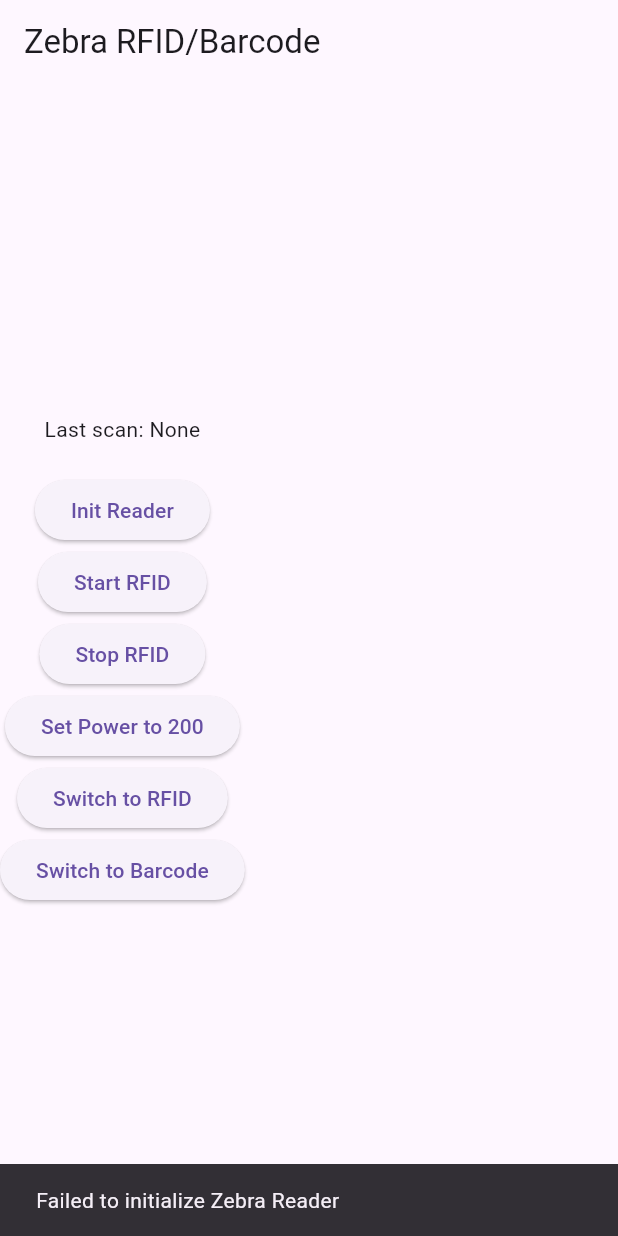
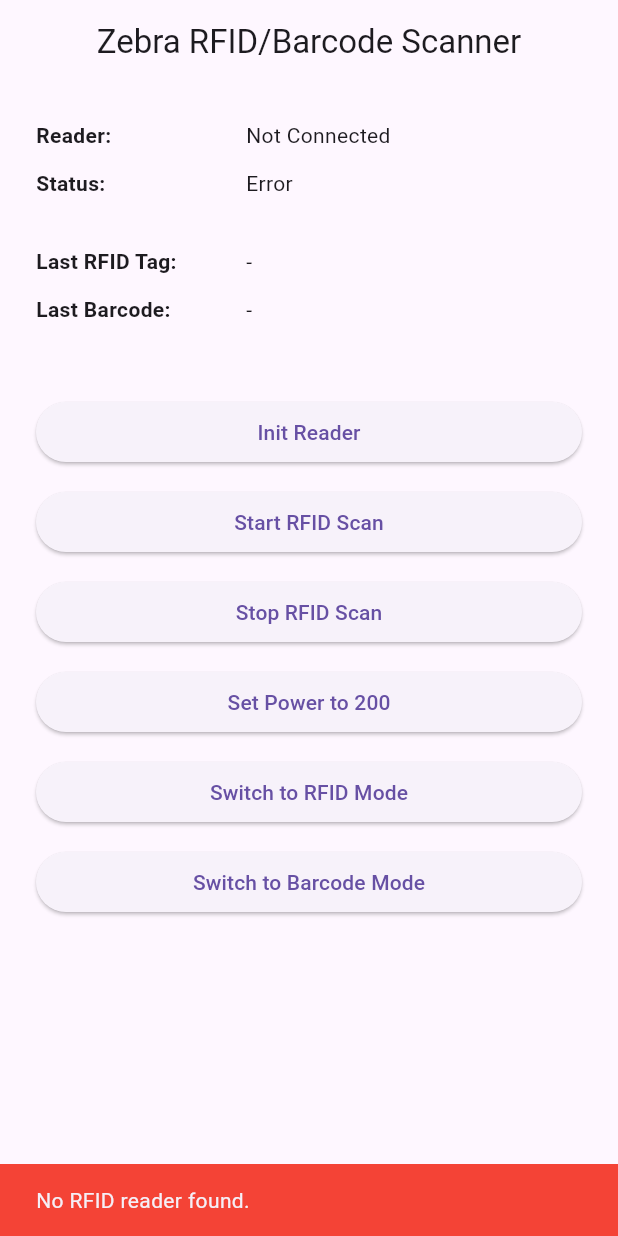
Before and after one commit to GautierMtht/zebra_rfid_plugin, a Flutter app: the screen it shows after launch, after a tap on "Init Reader", on a phone screen of 412 x 824 dp. Run offline on Flutter 3.47's test engine with Material 3 defaults, Android fonts, the phone set to English and light mode, and no system bars; our stand-ins replace logger, plugin_platform_interface.

Commit message:
feat(new sdk version): v0.0.2

```diff
--- a/example/lib/main.dart
+++ b/example/lib/main.dart
@@ -1,109 +1,165 @@
 import 'package:flutter/material.dart';
-import 'package:permission_handler/permission_handler.dart';
-import 'dart:async';
-
+import 'package:logger/logger.dart';
 import 'package:zebra_rfid_plugin/zebra_rfid_plugin.dart';
 
+final logger = Logger();
+
 void main() {
-  runApp(MaterialApp(home: ZebraDemoScreen()));
+  runApp(const ZebraApp());
 }
 
-class ZebraDemoScreen extends StatefulWidget {
-  const ZebraDemoScreen({super.key});
+class ZebraApp extends StatelessWidget {
+  const ZebraApp({super.key});
 
   @override
-  State<ZebraDemoScreen> createState() => _ZebraDemoScreenState();
+  Widget build(BuildContext context) {
+    return const MaterialApp(
+      debugShowCheckedModeBanner: false,
+      home: ZebraDashboard(),
+    );
+  }
 }
 
-class _ZebraDemoScreenState extends State<ZebraDemoScreen> {
-  String lastScan = 'None';
+class ZebraDashboard extends StatefulWidget {
+  const ZebraDashboard({super.key});
+
+  @override
+  State<ZebraDashboard> createState() => _ZebraDashboardState();
+}
+
+class _ZebraDashboardState extends State<ZebraDashboard> {
+  String _readerName = 'Not Connected';
+  String _status = 'Idle';
+  String _lastRfid = '-';
+  String _lastBarcode = '-';
 
   @override
   void initState() {
     super.initState();
+
     ZebraRfidPlugin.setListener((data) {
+      logger.i('RFID tag read: $data');
       setState(() {
-        lastScan = data;
+        _lastRfid = data;
+        _status = 'Tag scanned';
       });
     });
+
+    // Optionally handle barcode scan events in the future.
   }
 
-  Future<void> init() async {
-    final bluetoothGranted = await Permission.bluetoothConnect
-        .request()
-        .isGranted;
-    final scanGranted = await Permission.bluetoothScan.request().isGranted;
-    final locationGranted = await Permission.location.request().isGranted;
+  Future<void> _initReader() async {
+    setState(() => _status = 'Initializing...');
+    logger.i('Initializing reader...');
+    try {
+      final success = await ZebraRfidPlugin.init();
+      if (!mounted) return;
 
-    if (!bluetoothGranted || !scanGranted || !locationGranted) {
-      if (mounted) {
-        ScaffoldMessenger.of(
-          context,
-        ).showSnackBar(SnackBar(content: Text('Missing permits')));
+      if (success) {
+        logger.i('Reader initialized successfully.');
+        final name = await ZebraRfidPlugin.getReaderName();
+        logger.i('Reader name: $name');
+
+        setState(() {
+          _readerName = name;
+          _status = 'Reader Ready';
+        });
+
+        _showSnack('Reader initialized successfully.');
+      } else {
+        logger.w('No RFID reader found.');
+        _showError('No RFID reader found.');
       }
-      return;
+    } catch (e, stack) {
+      logger.e('Initialization failed', error: e, stackTrace: stack);
+      _showError('Initialization failed: $e');
+    }
   }
 
+  Future<void> _startRfid() => _perform('Start RFID', ZebraRfidPlugin.startRfid);
+  Future<void> _stopRfid() => _perform('Stop RFID', ZebraRfidPlugin.stopRfid);
+  Future<void> _switchToRfid() => _perform('Switch to RFID', () => ZebraRfidPlugin.switchTriggerMode('rfid'));
+  Future<void> _switchToBarcode() => _perform('Switch to Barcode', () => ZebraRfidPlugin.switchTriggerMode('barcode'));
+  Future<void> _setPower() => _perform('Set Power to 200', () => ZebraRfidPlugin.setPower(200));
+
+  Future<void> _perform(String label, Future<void> Function() action) async {
+    logger.i('Performing: $label');
+    setState(() => _status = '$label...');
     try {
-      final success = await ZebraRfidPlugin.init();
-      if (mounted && !success) {
+      await action();
+      if (!mounted) return;
+      logger.i('$label successful.');
+      setState(() => _status = '$label done');
+    } catch (e, stack) {
+      logger.e('Error during $label', error: e, stackTrace: stack);
+      _showError('Error during $label: $e');
+    }
+  }
+
+  void _showError(String message) {
+    if (!mounted) return;
+    logger.w('Displaying error to user: $message');
+    setState(() => _status = 'Error');
     ScaffoldMessenger.of(context).showSnackBar(
-          SnackBar(content: Text('Failed to initialize Zebra Reader')),
+      SnackBar(content: Text(message), backgroundColor: Colors.red),
     );
   }
-    } catch (e) {
-      if (mounted) {
-        ScaffoldMessenger.of(context).showSnackBar(
-          SnackBar(content: Text('Failed to initialize Zebra Reader : $e')),
-        );
-      }
-    }
+
+  void _showSnack(String message) {
+    if (!mounted) return;
+    logger.i('Displaying snack: $message');
+    ScaffoldMessenger.of(context).showSnackBar(SnackBar(content: Text(message)));
   }
 
   @override
   Widget build(BuildContext context) {
     return Scaffold(
-      appBar: AppBar(title: Text('Zebra RFID/Barcode')),
-      body: Column(
-        mainAxisAlignment: MainAxisAlignment.center,
+      appBar: AppBar(
+        title: const Text('Zebra RFID/Barcode Scanner'),
+        centerTitle: true,
+      ),
+      body: Padding(
+        padding: const EdgeInsets.all(24),
+        child: Column(
+          crossAxisAlignment: CrossAxisAlignment.start,
           children: [
-          Text('Last scan: $lastScan'),
-          SizedBox(height: 20),
-          ElevatedButton(onPressed: init, child: Text('Init Reader')),
-          ElevatedButton(
-            onPressed: ZebraRfidPlugin.startRfid,
-            child: Text('Start RFID'),
+            _buildInfoTile('Reader:', _readerName),
+            _buildInfoTile('Status:', _status),
+            const SizedBox(height: 20),
+            _buildInfoTile('Last RFID Tag:', _lastRfid),
+            _buildInfoTile('Last Barcode:', _lastBarcode),
+            const SizedBox(height: 30),
+            _buildButton('Init Reader', _initReader),
+            _buildButton('Start RFID Scan', _startRfid),
+            _buildButton('Stop RFID Scan', _stopRfid),
+            _buildButton('Set Power to 200', _setPower),
+            _buildButton('Switch to RFID Mode', _switchToRfid),
+            _buildButton('Switch to Barcode Mode', _switchToBarcode),
+          ],
         ),
-          ElevatedButton(
-            onPressed: ZebraRfidPlugin.stopRfid,
-            child: Text('Stop RFID'),
       ),
-          ElevatedButton(
-            onPressed: () => ZebraRfidPlugin.setPower(200),
-            child: Text('Set Power to 200'),
-          ),
-          ElevatedButton(
-            onPressed: () => ZebraRfidPlugin.switchTriggerMode('rfid'),
-            child: Text('Switch to RFID'),
-          ),
-          ElevatedButton(
-            onPressed: () => ZebraRfidPlugin.switchTriggerMode('barcode'),
-            child: Text('Switch to Barcode'),
-          ),
+    );
+  }
+
+  Widget _buildInfoTile(String label, String value) {
+    return Padding(
+      padding: const EdgeInsets.only(bottom: 12),
+      child: Row(
+        children: [
+          SizedBox(width: 140, child: Text(label, style: const TextStyle(fontWeight: FontWeight.bold))),
+          Expanded(child: Text(value, overflow: TextOverflow.ellipsis)),
         ],
       ),
     );
   }
 
-  Future<void> safeCall(Function action, String label) async {
-    try {
-      await action();
-    } catch (e) {
-      if (mounted) {
-        ScaffoldMessenger.of(
-          context,
-        ).showSnackBar(SnackBar(content: Text('Erreur $label: $e')));
+  Widget _buildButton(String label, VoidCallback onPressed) {
+    return Padding(
+      padding: const EdgeInsets.symmetric(vertical: 6),
+      child: SizedBox(
+        width: double.infinity,
+        child: ElevatedButton(onPressed: onPressed, child: Text(label)),
+      ),
+    );
   }
 }
-  }
-}
--- a/example/pubspec.yaml
+++ b/example/pubspec.yaml
@@ -20,7 +20,7 @@ dependencies:
   zebra_rfid_plugin:
     path: ../
   cupertino_icons: ^1.0.8
-  permission_handler: ^11.0.1
+  logger: ^2.6.1
 
 dev_dependencies:
   integration_test:
--- a/lib/zebra_rfid_plugin.dart
+++ b/lib/zebra_rfid_plugin.dart
@@ -6,6 +6,10 @@ class ZebraRfidPlugin {
   static Future<bool> init() async {
     final result = await _channel.invokeMethod('init');
     return result == true;
+  }
+
+  static Future<String> getReaderName() async {
+    return await _channel.invokeMethod<String>('getReaderName') ?? 'Unknown';
   }
 
   static Future<void> startRfid() async {
```
Also changed, not shown: pubspec.yaml (+0 -45 lines), example/pubspec.lock, 39 other files. Lines whose indentation alone changed are shown as unchanged.
